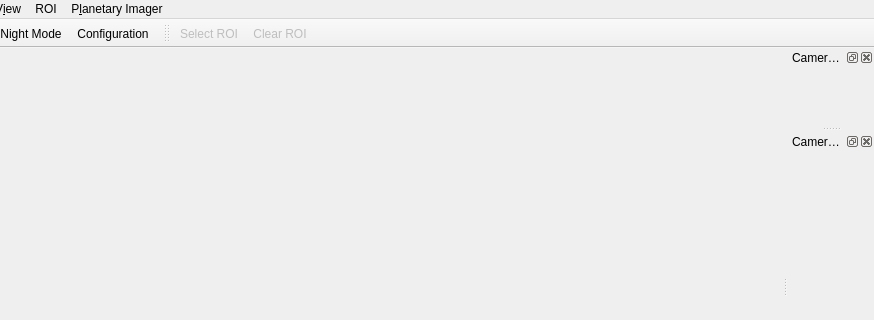
Old version of the form src/planetaryimager_mainwindow.ui in the repository GuLinux/PlanetaryImager; both pictures show x 123 to 997 and y 0 to 320 of the 997 by 546 pixel window.
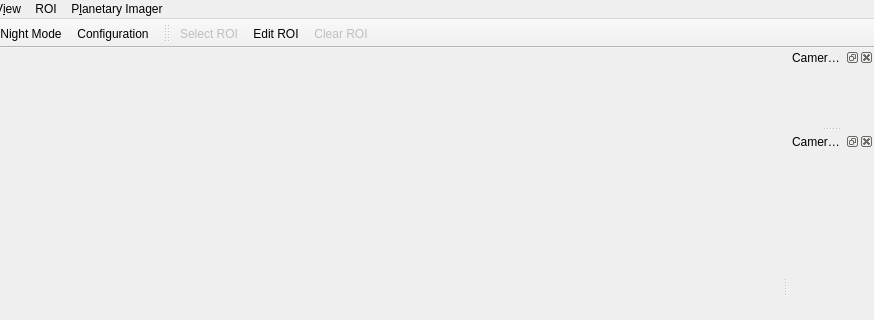
New version of the form. Icons and pictures are not drawn.

Commit message: Edit ROI action

```diff
--- a/src/planetaryimager_mainwindow.ui
+++ b/src/planetaryimager_mainwindow.ui
@@ -177,6 +177,7 @@
     <bool>false</bool>
    </attribute>
    <addaction name="actionSelect_ROI"/>
+   <addaction name="actionEdit_ROI"/>
    <addaction name="actionClear_ROI"/>
   </widget>
   <widget class="QDockWidget" name="histogram">
@@ -371,7 +372,12 @@
   </action>
   <action name="actionOpen_log_file_folder">
    <property name="text">
-    <string>Open log file folder...</string>
+    <string>&amp;Open log file folder...</string>
+   </property>
+  </action>
+  <action name="actionEdit_ROI">
+   <property name="text">
+    <string>Edit ROI</string>
    </property>
   </action>
  </widget>
```
